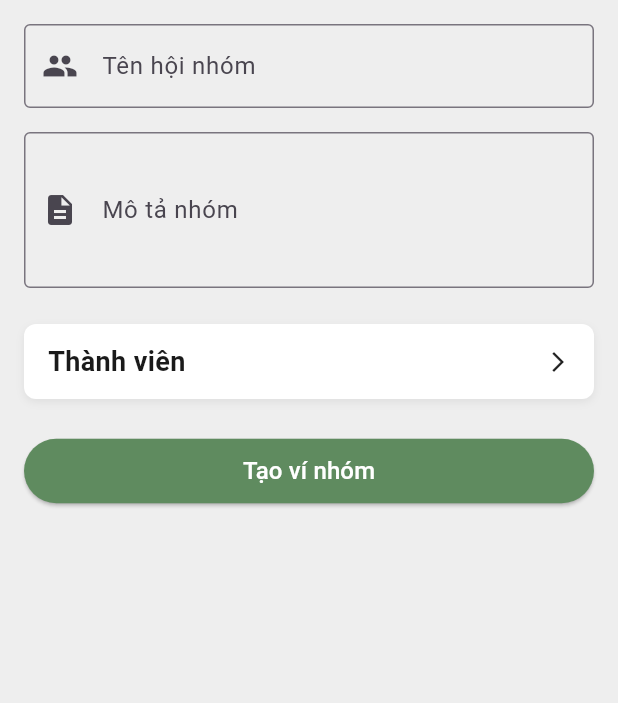
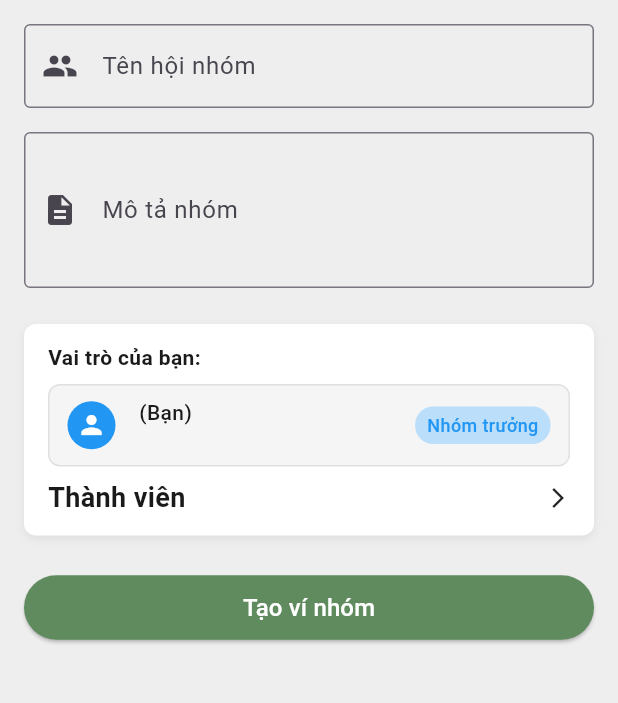
Before and after one commit to TruongTran-dev/nhung_app, a Flutter app: the GroupWalletDetailPage screen opened directly with empty values, on a phone screen of 412 x 824 dp, the part 84-787 px from its top. Run offline on Flutter 3.47's test engine with Material 3 defaults, Android fonts, the phone set to English and light mode, and no system bars; our stand-ins replace bloc_concurrency, cached_network_image, connectivity_plus, csv, dio, either_dart and 15 more; missing offline and left inert: excel, mat_month_picker_dialog; accounts and stored records are empty.

Commit message:
feat: Add user role display and update permission check in group wallet detail

```diff
--- a/lib/src/features/group_wallet/presentation/components/group_wallet_detail.dart
+++ b/lib/src/features/group_wallet/presentation/components/group_wallet_detail.dart
@@ -57,6 +57,8 @@ class _GroupWalletDetailPageState extends State<GroupWalletDetailPage> {
 
   bool isLoading = false;
 
+  bool isHasUpdatePermission = false;
+
   @override
   void initState() {
     super.initState();
@@ -69,6 +71,12 @@ class _GroupWalletDetailPageState extends State<GroupWalletDetailPage> {
       _descriptionController.text = widget.props.groupWallet!.description;
       final groupMembers = widget.props.groupWallet!.groupMembers;
       _memberIdsPrevious = groupMembers.map((member) => member.userId).toList();
+
+      final leaderMember = groupMembers.firstWhereOrNull((m) => m.groupRole == 'LEADER');
+      final currentUserID = serviceLocator<AppPrefStorage>().getUserId();
+      isHasUpdatePermission = leaderMember?.userId.toString() == currentUserID;
+    } else {
+      isHasUpdatePermission = true;
     }
 
     _allMembers = await _fetchUsers();
@@ -596,7 +604,63 @@ class _GroupWalletDetailPageState extends State<GroupWalletDetailPage> {
                 ],
               ),
               child: Column(
+                crossAxisAlignment: CrossAxisAlignment.stretch,
                 children: [
+                  const Text(
+                    "Vai trò của bạn:",
+                    textAlign: TextAlign.start,
+                    style: TextStyle(fontWeight: FontWeight.bold, fontSize: 14),
+                  ),
+                  const SizedBox(height: 8),
+                  Container(
+                    padding: const EdgeInsets.symmetric(vertical: 8, horizontal: 12),
+                    decoration: BoxDecoration(
+                      color: Colors.grey.shade100,
+                      borderRadius: BorderRadius.circular(8),
+                      border: Border.all(color: Colors.grey.shade300),
+                    ),
+                    child: Row(
+                      children: [
+                        const CircleAvatar(
+                          radius: 16,
+                          backgroundColor: Colors.blue,
+                          child: Icon(Icons.person, color: Colors.white, size: 20),
+                        ),
+                        const SizedBox(width: 12),
+                        Expanded(
+                          child: Column(
+                            crossAxisAlignment: CrossAxisAlignment.start,
+                            children: [
+                              Text(
+                                "${serviceLocator<AppPrefStorage>().getUserName()} (Bạn)",
+                                style: const TextStyle(fontWeight: FontWeight.w500),
+                              ),
+                              Text(
+                                serviceLocator<AppPrefStorage>().getUserEmail(),
+                                style: const TextStyle(fontSize: 12, color: Colors.grey),
+                              ),
+                            ],
+                          ),
+                        ),
+                        Container(
+                          padding: const EdgeInsets.symmetric(horizontal: 8, vertical: 4),
+                          decoration: BoxDecoration(
+                            color: isHasUpdatePermission ? Colors.blue.shade100 : Colors.grey.shade200,
+                            borderRadius: BorderRadius.circular(12),
+                          ),
+                          child: Text(
+                            isHasUpdatePermission ? "Nhóm trưởng" : "Thành viên",
+                            style: TextStyle(
+                              color: isHasUpdatePermission ? Colors.blue : Colors.grey,
+                              fontWeight: FontWeight.w500,
+                              fontSize: 12,
+                            ),
+                          ),
+                        ),
+                      ],
+                    ),
+                  ),
+                  const SizedBox(height: 8),
                   GestureDetector(
                     onTap: _showBottomSelectMemberSheet,
                     child: Row(
@@ -617,12 +681,33 @@ class _GroupWalletDetailPageState extends State<GroupWalletDetailPage> {
                   if (_selectedMembers.isNotEmpty) ...[
                     const SizedBox(height: 8),
                     ..._selectedMembers.mapIndexed((index, member) {
-                      return CheckboxListTile(
-                        title: Text(member.fullName ?? member.username),
-                        subtitle: Column(
+                      return Container(
+                        padding: const EdgeInsets.symmetric(vertical: 8, horizontal: 12),
+                        decoration: BoxDecoration(
+                          color: Colors.grey.shade100,
+                          borderRadius: BorderRadius.circular(8),
+                          border: Border.all(color: Colors.grey.shade300),
+                        ),
+                        child: Row(
+                          children: [
+                            // User Avatar
+                            const CircleAvatar(radius: 20, child: Icon(Icons.person)),
+                            const SizedBox(width: 12),
+
+                            // User Info
+                            Expanded(
+                              child: Column(
                                 crossAxisAlignment: CrossAxisAlignment.start,
                                 children: [
-                            Text("Email: ${member.email}", style: const TextStyle(fontSize: 12, color: Colors.grey)),
+                                  Text(
+                                    member.fullName ?? member.username,
+                                    style: const TextStyle(fontWeight: FontWeight.w500),
+                                  ),
+                                  const SizedBox(height: 2),
+                                  Text(
+                                    "Email: ${member.email}",
+                                    style: const TextStyle(fontSize: 12, color: Colors.grey),
+                                  ),
                                   if (widget.props.isEdit)
                                     Text(
                                       _getWalletMemberRole(member) == "LEADER" ? "(Nhóm trưởng)" : "(Thành viên)",
@@ -634,11 +719,16 @@ class _GroupWalletDetailPageState extends State<GroupWalletDetailPage> {
                                     ),
                                 ],
                               ),
+                            ),
+
+                            // Checkbox
+                            Checkbox(
                               value: member.isSelected,
                               activeColor: Colors.green,
-                        onChanged: (bool? value) {
+                              onChanged: widget.props.isEdit && !isHasUpdatePermission
+                                  ? null // Disable checkbox when in edit mode without permission
+                                  : (bool? value) {
                                       // Update the member in the _selectedMembers list
-
                                       if (index != -1) {
                                         _selectedMembers[index] = member.copyWith(isSelected: value ?? false);
                                       }
@@ -652,7 +742,9 @@ class _GroupWalletDetailPageState extends State<GroupWalletDetailPage> {
                                       }
                                       setState(() {});
                                     },
-                        secondary: const CircleAvatar(child: Icon(Icons.person)),
+                            ),
+                          ],
+                        ),
                       );
                     }),
                   ],
@@ -662,7 +754,7 @@ class _GroupWalletDetailPageState extends State<GroupWalletDetailPage> {
 
             const SizedBox(height: 24),
 
-            if (widget.props.isEdit)
+            if (widget.props.isEdit && isHasUpdatePermission)
               Row(
                 children: [
                   Expanded(
```
Also changed, not shown: lib/src/features/recurring_transaction/presentation/components/recurring_info.dart (+4 -4 lines). Lines whose indentation alone changed are shown as unchanged.
